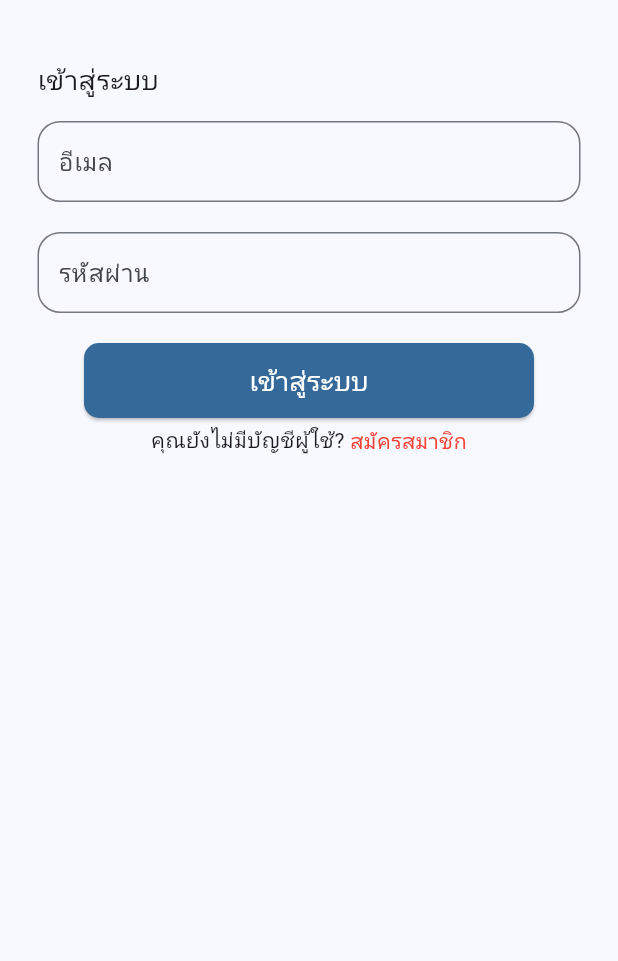
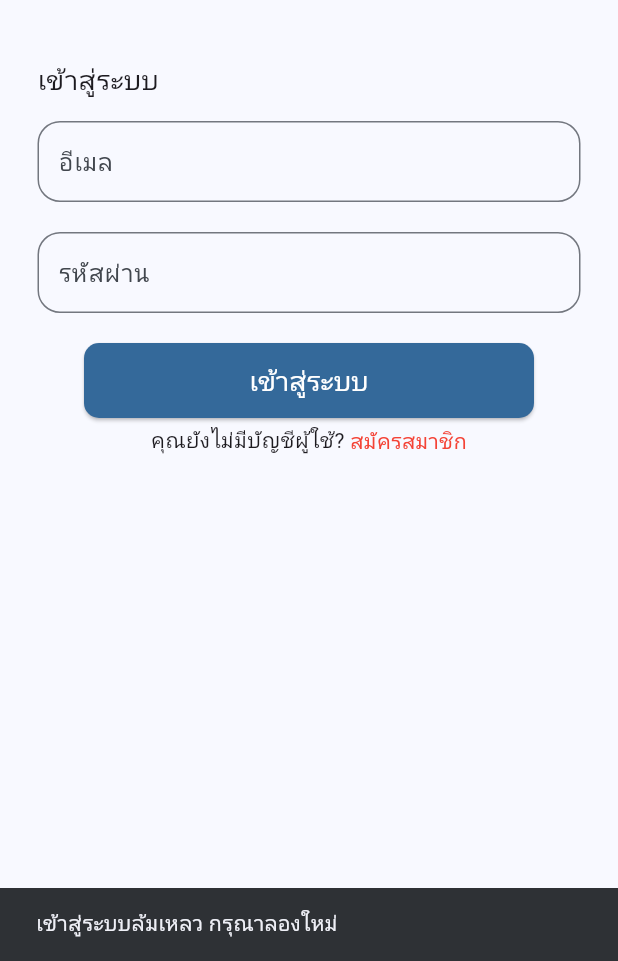
Before and after one commit to krahyor/campus_life_hub01, a Flutter app: the LoginScreen screen opened by its route, after a tap on "เข้าสู่ระบบ", on a phone screen of 412 x 824 dp, the part 275-1236 px from its top. Run offline on Flutter 3.47's test engine with Material 3 defaults, Android fonts, the phone set to English and light mode, and no system bars; our stand-ins replace cloud_firestore, firebase_auth, firebase_core, flutter_dotenv, flutter_map, flutter_screenutil and 3 more; accounts and stored records are empty; network calls fail; Roboto replaces fonts that are missing (Prompt).

Commit message:
🦄 refactor:error handle

```diff
--- a/lib/ui/screens/account_screen/login_screen.dart
+++ b/lib/ui/screens/account_screen/login_screen.dart
@@ -33,6 +33,7 @@ class _LoginScreenState extends State<LoginScreen> {
     return Scaffold(
       body: Padding(
         padding: const EdgeInsets.symmetric(horizontal: 25),
+        child: SingleChildScrollView(
           child: Column(
             children: [
               // const Spacer(),
@@ -90,6 +91,7 @@ class _LoginScreenState extends State<LoginScreen> {
             ],
           ),
         ),
+      ),
     );
   }
 
@@ -109,10 +111,16 @@ class _LoginScreenState extends State<LoginScreen> {
       _password.text,
     );
 
-    if (user != null) {
+    if (user == null) {
+      log("เข้าสู่ระบบล้มเหลว: ${_email.text}");
+      ScaffoldMessenger.of(context).showSnackBar(
+        const SnackBar(content: Text("เข้าสู่ระบบล้มเหลว กรุณาลองใหม่")),
+      );
+      return;
+    }
+
     if (!mounted) return;
     log("สมัครสมาชิกสำเร็จ: ${user.email}");
     goToMainHomeScreen(context);
   }
 }
-}
```
Lines whose indentation alone changed are shown as unchanged.
